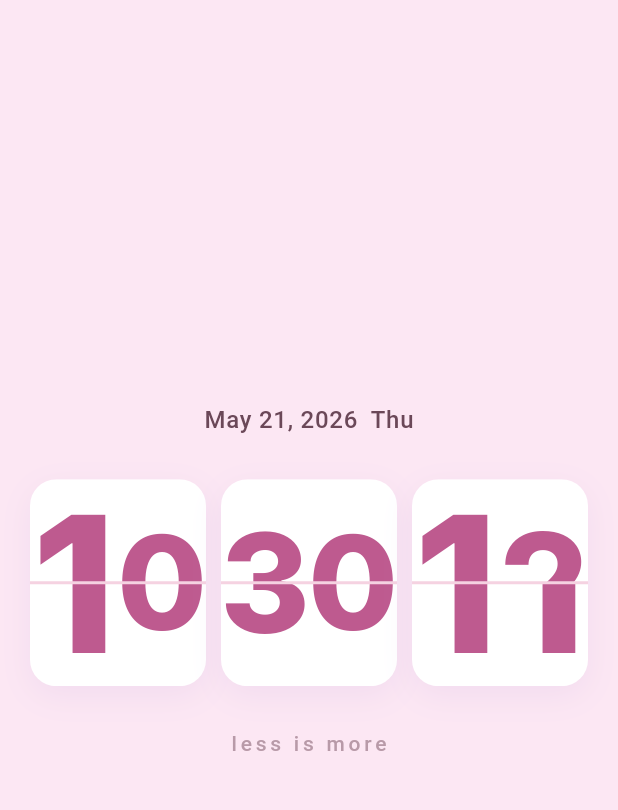
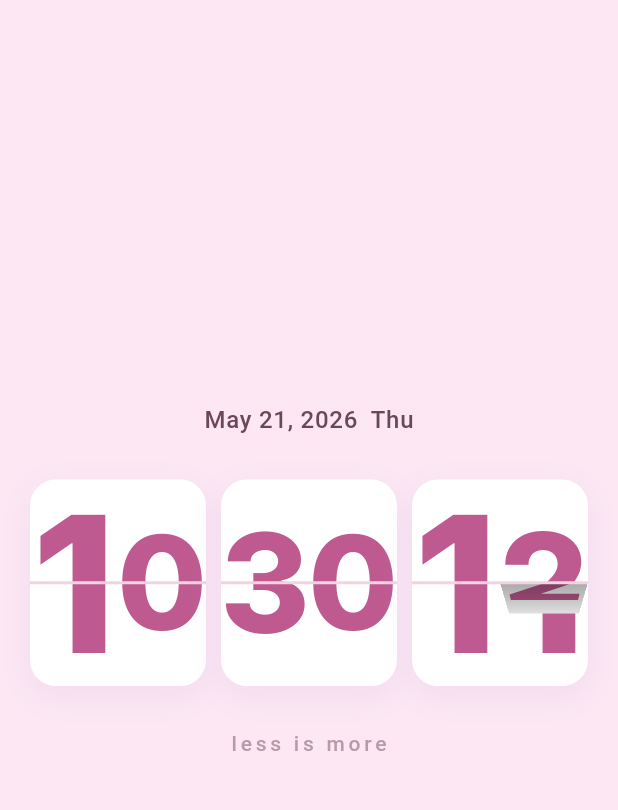
Before and after one commit to azs4n10/flipclock, a Flutter app: the screen it shows after launch, after a tap on the "palette" icon, after a tap on "Pomodoro", after a tap on "Clock", on a phone screen of 412 x 824 dp, the part 93-903 px from its top. Run offline on Flutter 3.47's test engine with Material 3 defaults, Android fonts, the phone set to English and light mode, and no system bars; our stand-ins replace audioplayers, google_fonts, shared_preferences.

Commit message:
Strengthen flip fold visibility (deeper perspective, darker shade, 700ms)

```diff
--- a/lib/widgets/flip_card.dart
+++ b/lib/widgets/flip_card.dart
@@ -5,7 +5,7 @@ import 'package:flutter/material.dart';
 import '../theme/fonts.dart';
 import '../theme/skin.dart';
 
-const Duration kFlipDuration = Duration(milliseconds: 800);
+const Duration kFlipDuration = Duration(milliseconds: 700);
 
 /// A rounded card holding one or more independently-flipping digits.
 /// Only the digits that actually change animate, so e.g. the tens place of
@@ -199,7 +199,7 @@ class _SplitFlap extends StatelessWidget {
             child: Transform(
               alignment: Alignment.bottomCenter,
               transform: Matrix4.identity()
-                ..setEntry(3, 2, 0.0035)
+                ..setEntry(3, 2, 0.0040)
                 ..rotateX(-math.pi / 2 * p1),
               child: _Leaf(
                 half: _Half.top,
@@ -217,7 +217,7 @@ class _SplitFlap extends StatelessWidget {
             child: Transform(
               alignment: Alignment.topCenter,
               transform: Matrix4.identity()
-                ..setEntry(3, 2, 0.0035)
+                ..setEntry(3, 2, 0.0040)
                 ..rotateX(math.pi / 2 * (1 - p2)),
               child: _Leaf(
                 half: _Half.bottom,
@@ -288,8 +288,8 @@ class _Leaf extends StatelessWidget {
                               ? Alignment.bottomCenter
                               : Alignment.topCenter,
                           colors: [
-                            Colors.black.withValues(alpha: 0.10 * shade),
-                            Colors.black.withValues(alpha: 0.55 * shade),
+                            Colors.black.withValues(alpha: 0.16 * shade),
+                            Colors.black.withValues(alpha: 0.72 * shade),
                           ],
                         ),
                       ),
```
Also changed, not shown: 2 other files.
